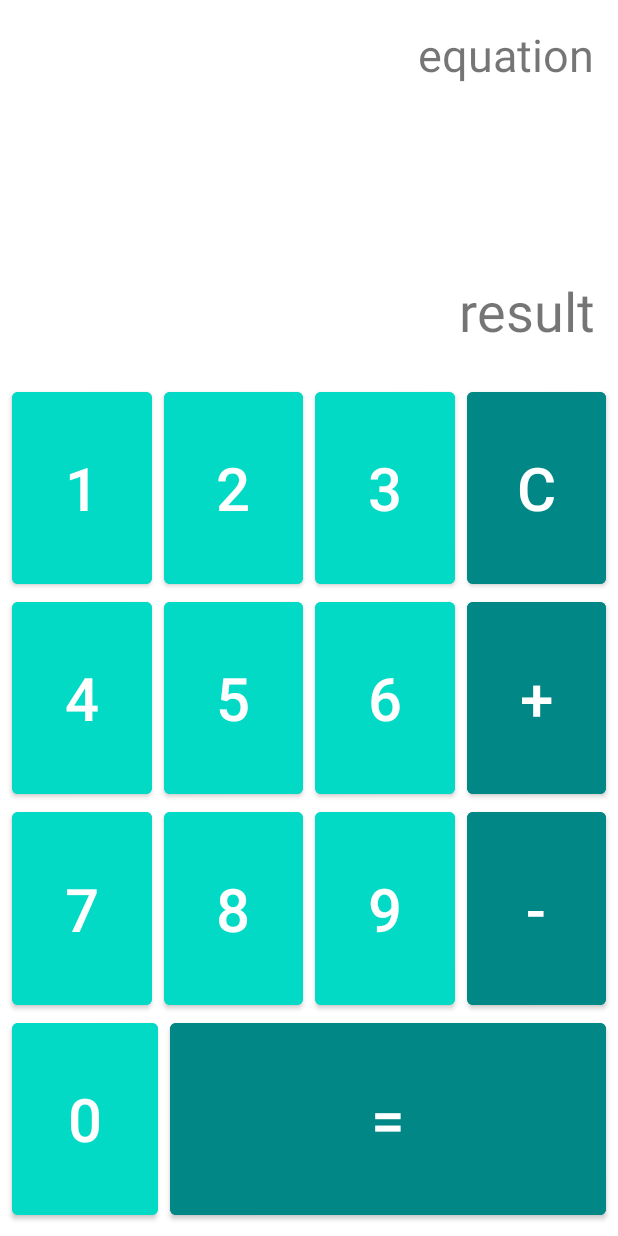
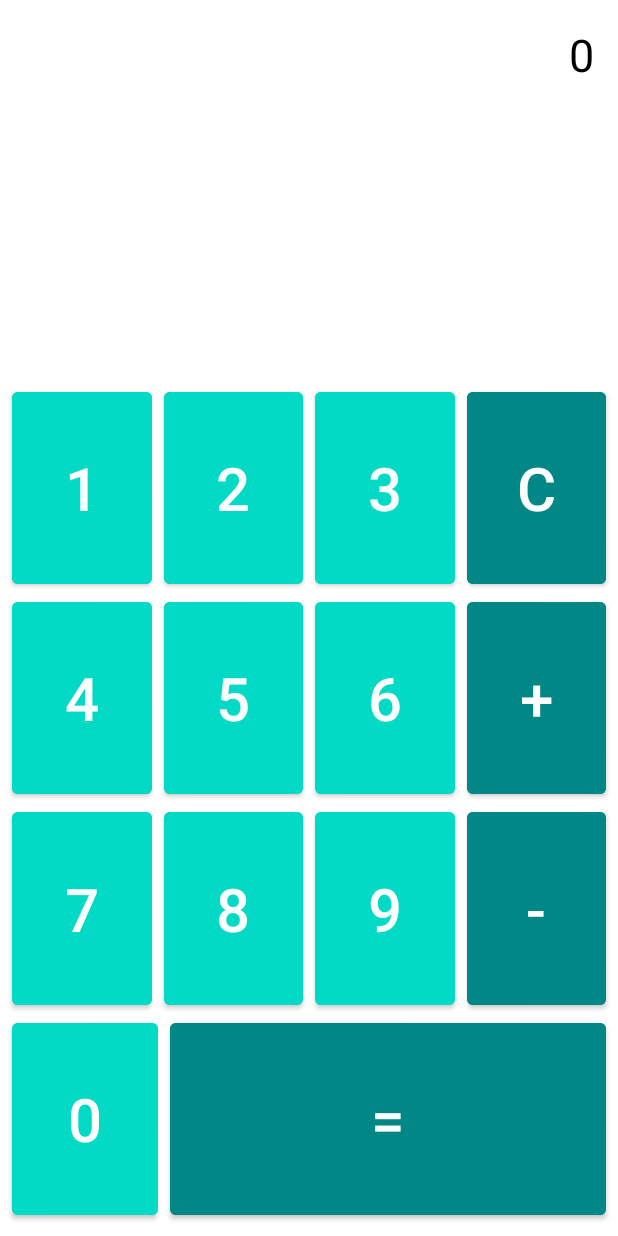
Before and after one commit to syb8200/CalculatorApp, an Android app: the layout activity_main.xml on its own in the app's theme, with its tools: preview values and no code run, on a phone screen of 412 x 824 dp. Run offline under Robolectric (Android 15) with nearby library versions, the phone set to English and light mode, and no system bars.

Commit message:
ActionBar 해제, 다크모드 설정 시 색 변경, UI 수정

```diff
--- a/app/src/main/res/layout/activity_main.xml
+++ b/app/src/main/res/layout/activity_main.xml
@@ -12,7 +12,8 @@
         android:layout_height="0dp"
         android:gravity="end"
         android:padding="16dp"
-        android:text="equation"
+        android:text="0"
+        android:textColor="@color/defaultTextColor"
         android:textSize="30sp"
         app:layout_constraintBottom_toTopOf="@+id/resultTextView"
         app:layout_constraintEnd_toEndOf="parent"
@@ -25,7 +26,7 @@
         android:layout_height="wrap_content"
         android:gravity="end"
         android:padding="16dp"
-        android:text="result"
+        android:textColor="@color/defaultTextColor"
         android:textSize="36dp"
         app:layout_constraintBottom_toTopOf="@id/keyPadFlow"
         app:layout_constraintEnd_toEndOf="parent"
@@ -51,101 +52,101 @@
     <Button
         android:id="@+id/button1"
         style="@style/numberKeypad"
+        android:onClick="numberClicked"
         android:text="1"
-        android:onClick="numberClicked"
         tools:ignore="MissingConstraints" />
 
     <Button
         android:id="@+id/button2"
         style="@style/numberKeypad"
+        android:onClick="numberClicked"
         android:text="2"
-        android:onClick="numberClicked"
         tools:ignore="MissingConstraints" />
 
     <Button
         android:id="@+id/button3"
         style="@style/numberKeypad"
+        android:onClick="numberClicked"
         android:text="3"
-        android:onClick="numberClicked"
         tools:ignore="MissingConstraints" />
 
     <Button
         android:id="@+id/button4"
         style="@style/numberKeypad"
+        android:onClick="numberClicked"
         android:text="4"
-        android:onClick="numberClicked"
         tools:ignore="MissingConstraints" />
 
     <Button
         android:id="@+id/button5"
         style="@style/numberKeypad"
+        android:onClick="numberClicked"
         android:text="5"
-        android:onClick="numberClicked"
         tools:ignore="MissingConstraints" />
 
     <Button
         android:id="@+id/button6"
         style="@style/numberKeypad"
+        android:onClick="numberClicked"
         android:text="6"
-        android:onClick="numberClicked"
         tools:ignore="MissingConstraints" />
 
     <Button
         android:id="@+id/button7"
         style="@style/numberKeypad"
+        android:onClick="numberClicked"
         android:text="7"
-        android:onClick="numberClicked"
         tools:ignore="MissingConstraints" />
 
     <Button
         android:id="@+id/button8"
         style="@style/numberKeypad"
+        android:onClick="numberClicked"
         android:text="8"
-        android:onClick="numberClicked"
         tools:ignore="MissingConstraints" />
 
     <Button
         android:id="@+id/button9"
         style="@style/numberKeypad"
+        android:onClick="numberClicked"
         android:text="9"
-        android:onClick="numberClicked"
         tools:ignore="MissingConstraints" />
 
     <Button
         android:id="@+id/button0"
         style="@style/numberKeypad"
+        android:onClick="numberClicked"
         android:text="0"
-        android:onClick="numberClicked"
         app:layout_constraintHorizontal_weight="1"
         tools:ignore="MissingConstraints" />
 
     <Button
         android:id="@+id/buttonEqual"
         style="@style/operatorKeypad"
+        android:onClick="equalClicked"
         android:text="="
-        android:onClick="equalClicked"
         app:layout_constraintHorizontal_weight="3"
         tools:ignore="MissingConstraints" />
 
     <Button
         android:id="@+id/buttonClear"
         style="@style/operatorKeypad"
+        android:onClick="clearClicked"
         android:text="C"
-        android:onClick="clearClicked"
         tools:ignore="MissingConstraints" />
 
     <Button
         android:id="@+id/buttonPlus"
         style="@style/operatorKeypad"
+        android:onClick="operatorClicked"
         android:text="+"
-        android:onClick="operatorClicked"
         tools:ignore="MissingConstraints" />
 
     <Button
         android:id="@+id/buttonMinus"
         style="@style/operatorKeypad"
+        android:onClick="operatorClicked"
         android:text="-"
-        android:onClick="operatorClicked"
         tools:ignore="MissingConstraints" />
 
 </androidx.constraintlayout.widget.ConstraintLayout>
--- /dev/null
+++ b/app/src/main/res/values-night/colors.xml
@@ -0,0 +1,4 @@
+<?xml version="1.0" encoding="utf-8"?>
+<resources>
+    <color name="defaultTextColor">#FFFFFF</color>
+</resources>
--- a/app/src/main/res/values-night/themes.xml
+++ b/app/src/main/res/values-night/themes.xml
@@ -1,6 +1,6 @@
 <resources xmlns:tools="http://schemas.android.com/tools">
     <!-- Base application theme. -->
-    <style name="Theme.FC_chapter5" parent="Theme.MaterialComponents.DayNight.DarkActionBar">
+    <style name="Theme.FC_chapter5" parent="Theme.MaterialComponents.DayNight.NoActionBar">
         <!-- Primary brand color. -->
         <item name="colorPrimary">@color/purple_200</item>
         <item name="colorPrimaryVariant">@color/purple_700</item>
--- a/app/src/main/res/values/colors.xml
+++ b/app/src/main/res/values/colors.xml
@@ -7,4 +7,5 @@
     <color name="teal_700">#FF018786</color>
     <color name="black">#FF000000</color>
     <color name="white">#FFFFFFFF</color>
+    <color name="defaultTextColor">#FF000000</color>
 </resources>
--- a/app/src/main/res/values/themes.xml
+++ b/app/src/main/res/values/themes.xml
@@ -1,6 +1,6 @@
 <resources xmlns:tools="http://schemas.android.com/tools">
     <!-- Base application theme. -->
-    <style name="Theme.FC_chapter5" parent="Theme.MaterialComponents.DayNight.DarkActionBar">
+    <style name="Theme.FC_chapter5" parent="Theme.MaterialComponents.DayNight.NoActionBar">
         <!-- Primary brand color. -->
         <item name="colorPrimary">@color/purple_500</item>
         <item name="colorPrimaryVariant">@color/purple_700</item>
```
Also changed, not shown: app/src/main/java/fastcampus/part1/fc_chapter5/MainActivity.kt (+9 -3 lines).
